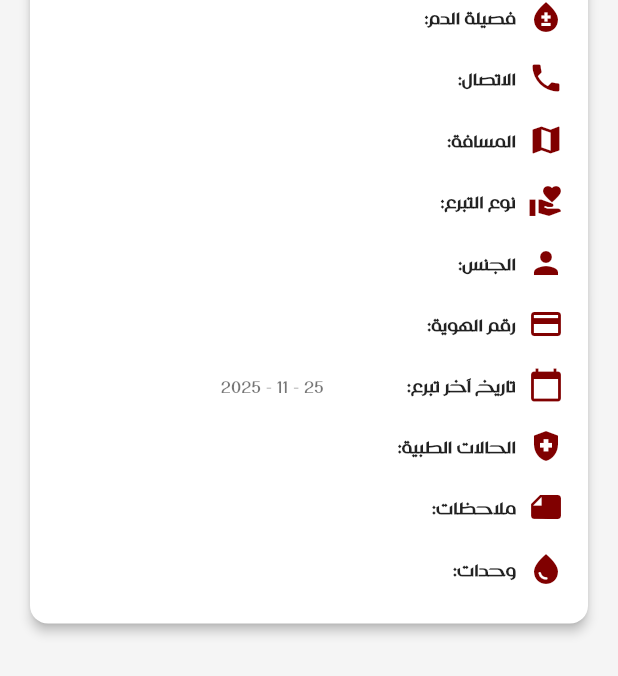
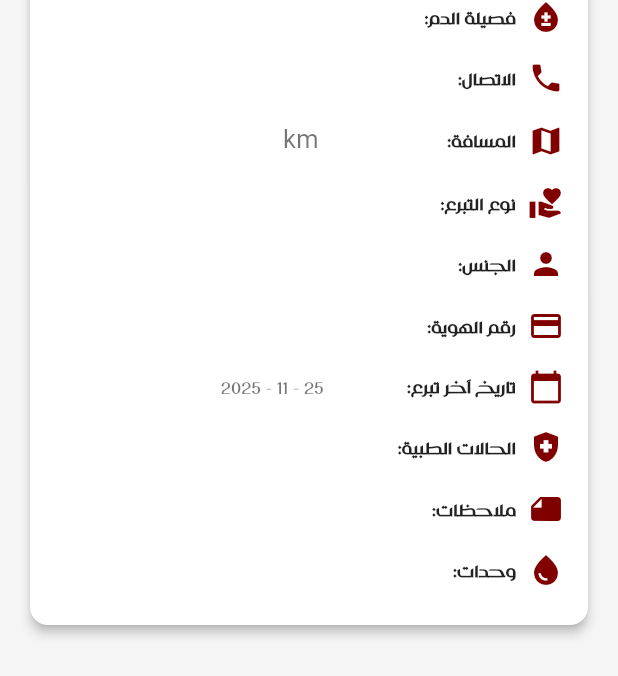
Before and after one commit to engbasel/E-blood-bank, a Flutter app: the DonnerDetailsScreen screen opened directly with empty values, on a phone screen of 412 x 824 dp. Shown: the part 464-1140 px from the top of the screen. Run offline on Flutter 3.47's test engine with Material 3 defaults, Android fonts, the phone set to English and light mode, and no system bars; our stand-ins replace bloc, cloud_firestore, dartz, dash_chat_2, dio, equatable and 24 more; missing offline and left inert: flutter_facebook_auth, jumping_dot, restart_app, shorebird_code_push, tutorial_coach_mark; accounts and stored records are empty; key blocks and very long unbroken strings in the code were emptied for the run.

Commit message:
refactor donation details

```diff
--- a/lib/feature/home/presentation/views/widget/doner/donner_details_screen.dart
+++ b/lib/feature/home/presentation/views/widget/doner/donner_details_screen.dart
@@ -96,7 +96,7 @@ class DonnerDetailsScreen extends StatelessWidget {
             _buildDetailItem(context, Icons.cake, 'age', donationData['age'].toString()),
             _buildDetailItem(context, Icons.bloodtype, 'blood_type', donationData['bloodType']),
             _buildDetailItem(context, Icons.phone, 'contact', donationData['contact']),
-            _buildDetailItem(context, Icons.map, 'distance', donationData['distance'].toString()),
+            _buildDetailItem(context, Icons.map, 'distance', '${donationData['distance']} km'),
             _buildDetailItem(context, Icons.volunteer_activism, 'donation_type', donationData['donationType']),
             _buildDetailItem(context, Icons.person, 'gender', donationData['gender']),
             _buildDetailItem(context, Icons.credit_card, 'id_card', donationData['idCard'].toString()),
```
